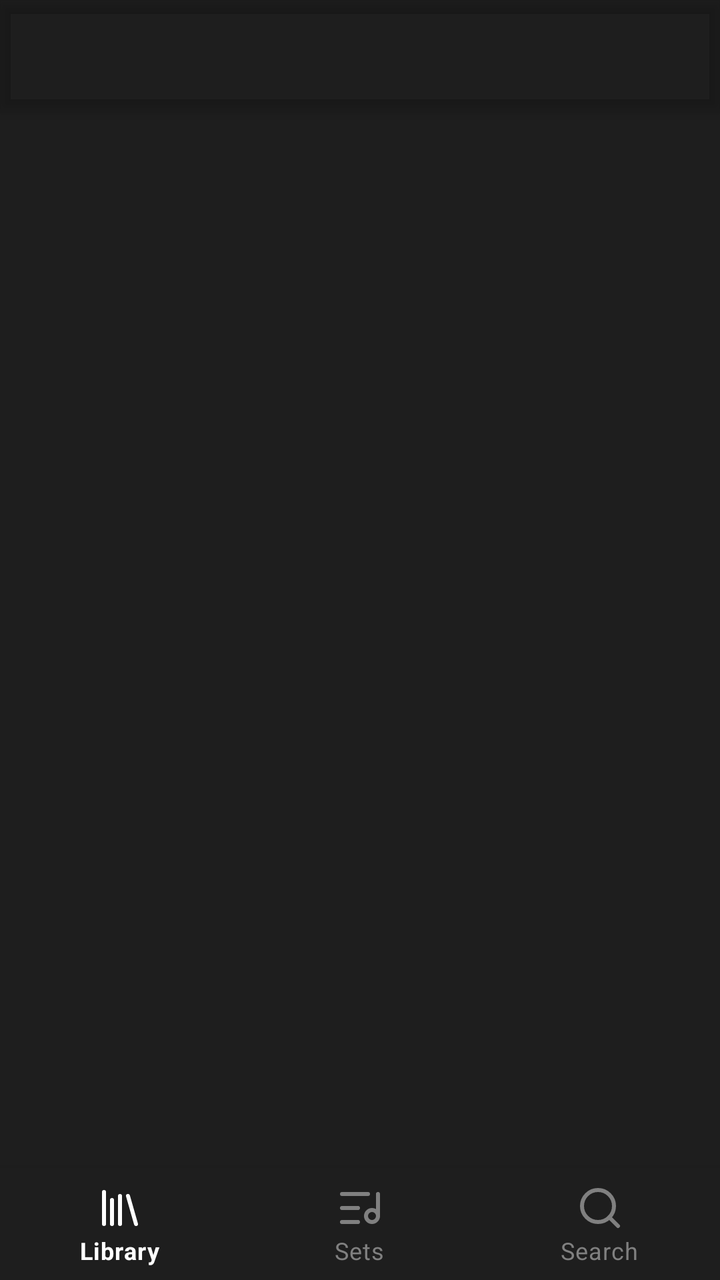
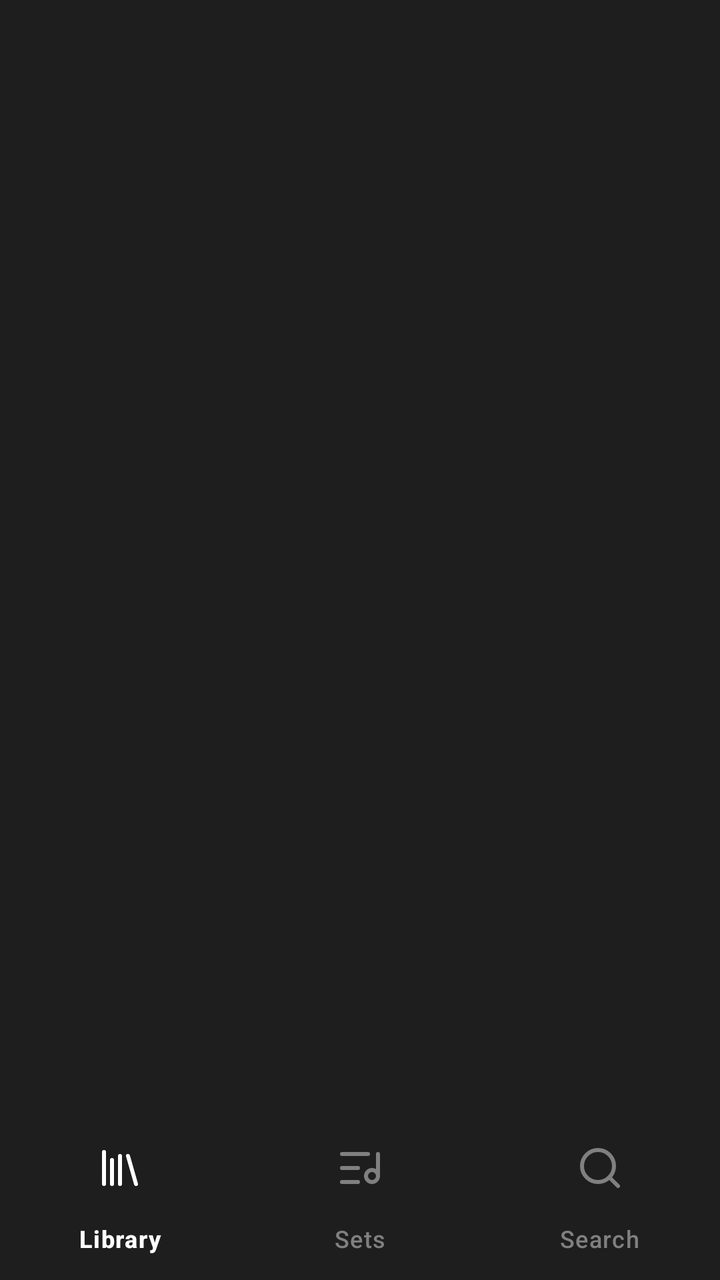

Compare the two renders of this Android layout. The source of the first and the diff that turns it into the second are given below.
<!-- AndroidManifest.xml: application theme AppTheme -->
<!-- res/layout/activity_main.xml -->
<?xml version="1.0" encoding="utf-8"?>
<androidx.coordinatorlayout.widget.CoordinatorLayout
    xmlns:android="http://schemas.android.com/apk/res/android"
    xmlns:app="http://schemas.android.com/apk/res-auto"
    android:layout_width="match_parent"
    android:layout_height="match_parent">

    <com.google.android.material.appbar.AppBarLayout
        android:layout_width="match_parent"
        android:layout_height="wrap_content"
        android:background="?attr/primaryColor"
        android:theme="@style/ThemeOverlay.AppCompat.Dark.ActionBar">

        <androidx.appcompat.widget.Toolbar
            android:id="@+id/toolbar"
            android:layout_width="match_parent"
            android:layout_height="wrap_content"
            android:background="?attr/primaryColor"
            android:minHeight="?attr/actionBarSize"
            app:popupTheme="@style/ThemeOverlay.AppCompat.Dark" />

    </com.google.android.material.appbar.AppBarLayout>

    <FrameLayout
        android:id="@+id/fragment_container"
        android:layout_width="match_parent"
        android:layout_height="match_parent"
        app:layout_behavior="@string/appbar_scrolling_view_behavior" />

    <com.google.android.material.bottomnavigation.BottomNavigationView
        android:id="@+id/bottom_navigation"
        android:layout_width="match_parent"
        android:layout_height="wrap_content"
        android:layout_gravity="bottom"
        android:background="?android:attr/windowBackground"
        app:menu="@menu/bottom_navigation_menu"
        app:itemIconTint="@color/nav_item_colors"
        app:itemTextColor="@color/nav_item_colors" />
        app:labelVisibilityMode="labeled" />

</androidx.coordinatorlayout.widget.CoordinatorLayout>
<!-- resources referenced by this layout -->
<resources>
  <style name="AppTheme" parent="Theme.MaterialComponents.DayNight.NoActionBar">
          
          <item name="colorPrimary">?attr/primaryColor</item>
          <item name="colorPrimaryVariant">?attr/primaryDarkColor</item>
          <item name="colorOnPrimary">@color/white</item>
  
          <item name="colorSecondary">?attr/accentColor</item>
          <item name="colorSecondaryVariant">?attr/accentColor</item>
          <item name="colorOnSecondary">@color/black</item>
  
          
          <item name="android:windowBackground">@color/background</item>
          <item name="colorSurface">@color/background</item>
          <item name="colorOnSurface">@color/text_primary</item>
  
          
          <item name="android:statusBarColor">?attr/colorPrimary</item>
          <item name="android:navigationBarColor">@color/background</item>
  
          
          <item name="android:textColorPrimary">@color/text_primary</item>
          <item name="android:textColorSecondary">@color/text_secondary</item>
  
          <item name="preferenceTheme">@style/PreferenceThemeOverlay</item>
      </style>
  <color name="white">#FFFFFF</color>
  <color name="black">#000000</color>
  <color name="background">#1E1E1E</color>
  <color name="text_primary">#FFFFFF</color>
  <color name="text_secondary">#757575</color>
  <style name="PreferenceThemeOverlay" parent="Theme.MaterialComponents.DayNight">
          <item name="colorAccent">?attr/accentColor</item>
          <item name="colorControlActivated">?attr/accentColor</item>
      </style>
</resources>

<!-- the commit's change to res/layout/activity_main.xml (unified diff, before → after) -->
@@ -35,7 +35,7 @@
         android:background="?android:attr/windowBackground"
         app:menu="@menu/bottom_navigation_menu"
         app:itemIconTint="@color/nav_item_colors"
-        app:itemTextColor="@color/nav_item_colors" />
+        app:itemTextColor="@color/nav_item_colors"
         app:labelVisibilityMode="labeled" />
 
 </androidx.coordinatorlayout.widget.CoordinatorLayout>
<!-- resource entries referenced after the edit -->
@@ -1,6 +1,6 @@
 <!-- resources referenced by this layout -->
 <resources>
-  <style name="AppTheme" parent="Theme.MaterialComponents.DayNight.NoActionBar">
+  <style name="AppTheme" parent="Theme.Material3.DayNight.NoActionBar">
           
           <item name="colorPrimary">?attr/primaryColor</item>
           <item name="colorPrimaryVariant">?attr/primaryDarkColor</item>
@@ -24,15 +24,22 @@
           <item name="android:textColorSecondary">@color/text_secondary</item>
   
           <item name="preferenceTheme">@style/PreferenceThemeOverlay</item>
+  
+          
+          <item name="colorSecondaryContainer">@color/darkGray</item>
+          <item name="colorOnSecondaryContainer">@color/white</item>
+          <item name="colorSurfaceVariant">@color/darkGray</item>
+          <item name="colorOnSurfaceVariant">@color/white</item>
       </style>
   <color name="white">#FFFFFF</color>
   <color name="black">#000000</color>
   <color name="background">#1E1E1E</color>
   <color name="text_primary">#FFFFFF</color>
   <color name="text_secondary">#757575</color>
-  <style name="PreferenceThemeOverlay" parent="Theme.MaterialComponents.DayNight">
+  <style name="PreferenceThemeOverlay" parent="AppTheme">
           <item name="colorAccent">?attr/accentColor</item>
           <item name="colorControlActivated">?attr/accentColor</item>
       </style>
+  <color name="darkGray">#757575</color>
 </resources>
 
